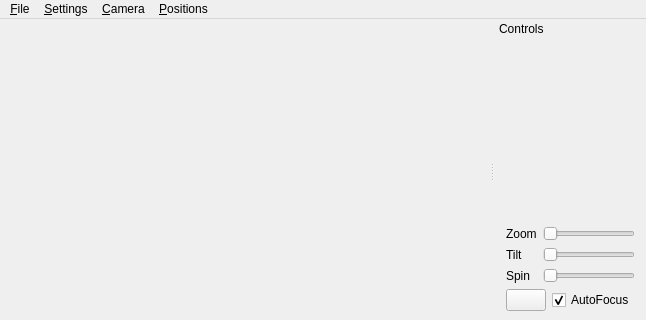
First picture: the form in client-qt/RepatriatorClient/MainWindow.ui, repository thejoshwolfe/repatriator, before the edit; both pictures show x 0 to 646 and y 0 to 320 of the 646 by 583 pixel window.
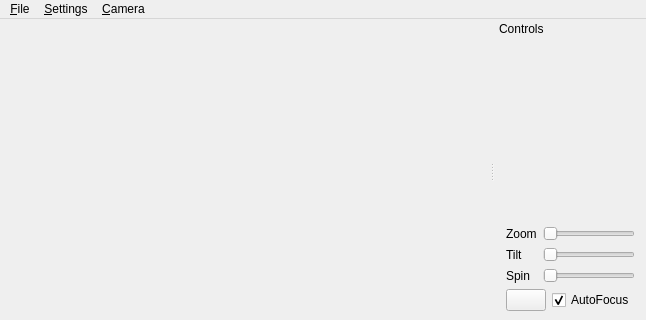
Second picture: the form after the edit. Icons and pictures are not drawn. Custom widgets are drawn as their Qt base class.

Commit message: removing old menu items

The edit to the form file:
```diff
--- a/client-qt/RepatriatorClient/MainWindow.ui
+++ b/client-qt/RepatriatorClient/MainWindow.ui
@@ -200,15 +200,9 @@
     </property>
     <addaction name="actionChangeDownloadFolder"/>
    </widget>
-   <widget class="QMenu" name="menu_Positions">
-    <property name="title">
-     <string>&amp;Positions</string>
-    </property>
-   </widget>
    <addaction name="menu_File"/>
    <addaction name="menuSe_ttings"/>
    <addaction name="menu_Camera"/>
-   <addaction name="menu_Positions"/>
   </widget>
   <action name="actionDownload">
    <property name="text">
```
